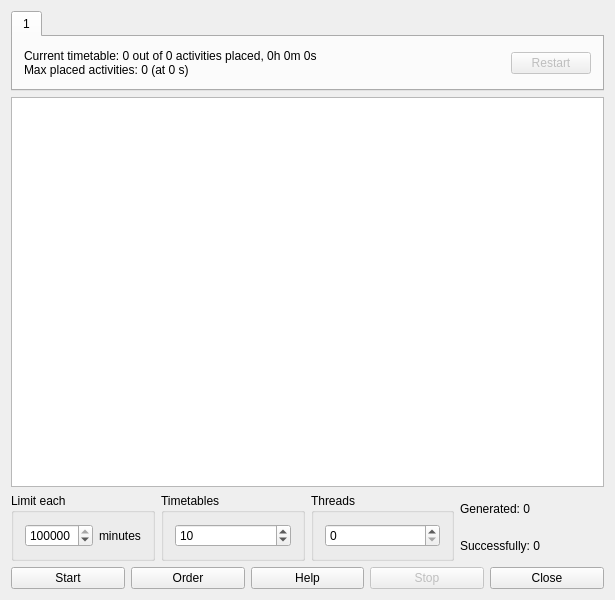
Qt form fet/src/interface/timetablegeneratemultipleform_template.ui (vonmecheln/fet) before a commit.
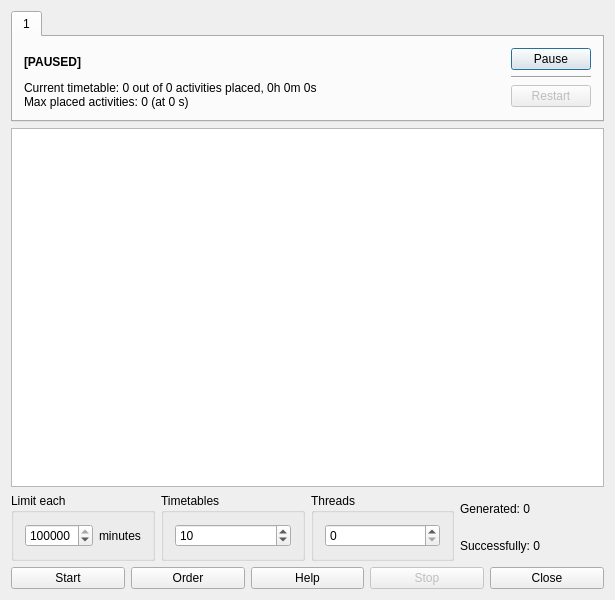
The same form after that commit.

The edit to the form file:
```diff
--- a/fet/src/interface/timetablegeneratemultipleform_template.ui
+++ b/fet/src/interface/timetablegeneratemultipleform_template.ui
@@ -13,7 +13,7 @@
   <property name="windowTitle">
    <string extracomment="Title of dialog">Generate multiple timetables</string>
   </property>
-  <layout class="QGridLayout" name="gridLayout_5">
+  <layout class="QGridLayout" name="gridLayout_4">
    <item row="0" column="0">
     <widget class="QTabWidget" name="timetablesTabWidget">
      <property name="sizePolicy">
@@ -32,8 +32,22 @@
       <attribute name="title">
        <string>1</string>
       </attribute>
-      <layout class="QGridLayout" name="gridLayout_4">
-       <item row="0" column="0">
+      <layout class="QHBoxLayout" name="horizontalLayout_3">
+       <item>
+        <layout class="QVBoxLayout" name="verticalLayout_3">
+         <item>
+          <widget class="QLabel" name="pausedLabel">
+           <property name="font">
+            <font>
+             <bold>true</bold>
+            </font>
+           </property>
+           <property name="text">
+            <string comment="Generation is paused">[PAUSED]</string>
+           </property>
+          </widget>
+         </item>
+         <item>
         <widget class="QLabel" name="textLabel">
          <property name="text">
           <string>Current timetable: 0 out of 0 activities placed, 0h 0m 0s
@@ -41,8 +55,45 @@
          </property>
         </widget>
        </item>
-       <item row="0" column="1">
-        <widget class="QPushButton" name="pushButton">
+        </layout>
+       </item>
+       <item>
+        <spacer name="horizontalSpacer">
+         <property name="orientation">
+          <enum>Qt::Horizontal</enum>
+         </property>
+         <property name="sizeHint" stdset="0">
+          <size>
+           <width>91</width>
+           <height>20</height>
+          </size>
+         </property>
+        </spacer>
+       </item>
+       <item>
+        <layout class="QVBoxLayout" name="verticalLayout">
+         <item>
+          <widget class="QPushButton" name="pausePushButton">
+           <property name="sizePolicy">
+            <sizepolicy hsizetype="Fixed" vsizetype="Fixed">
+             <horstretch>0</horstretch>
+             <verstretch>0</verstretch>
+            </sizepolicy>
+           </property>
+           <property name="text">
+            <string comment="Pause generation">Pause</string>
+           </property>
+          </widget>
+         </item>
+         <item>
+          <widget class="Line" name="line">
+           <property name="orientation">
+            <enum>Qt::Horizontal</enum>
+           </property>
+          </widget>
+         </item>
+         <item>
+          <widget class="QPushButton" name="restartPushButton">
          <property name="enabled">
           <bool>false</bool>
          </property>
@@ -58,11 +109,13 @@
         </widget>
        </item>
       </layout>
+       </item>
+      </layout>
      </widget>
     </widget>
    </item>
    <item row="1" column="0">
-    <widget class="QPlainTextEdit" name="currentResultsTextEdit">
+    <widget class="QTextEdit" name="currentResultsTextEdit">
      <property name="readOnly">
       <bool>true</bool>
      </property>
```
Lines whose indentation alone changed are shown as unchanged.
